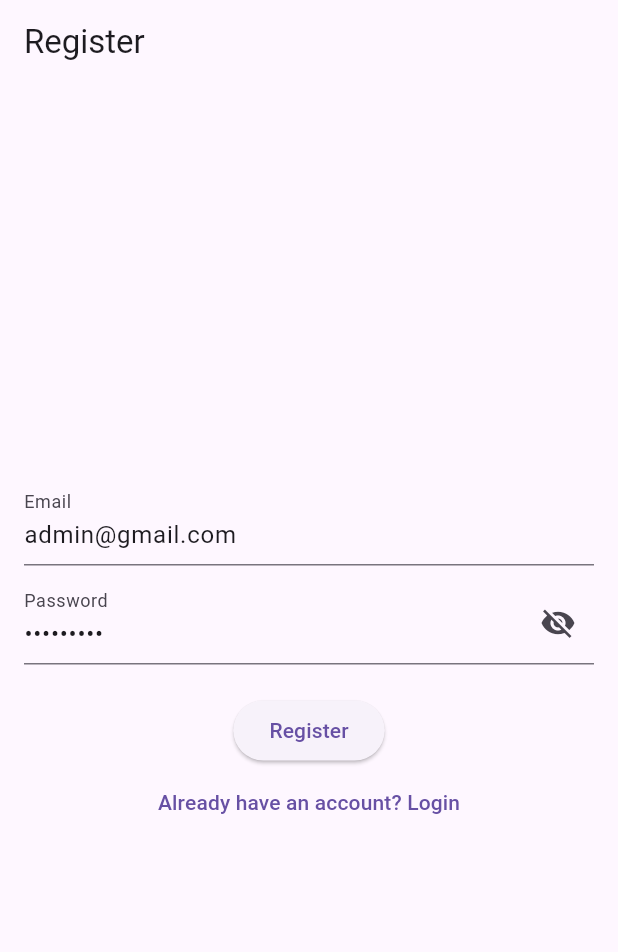
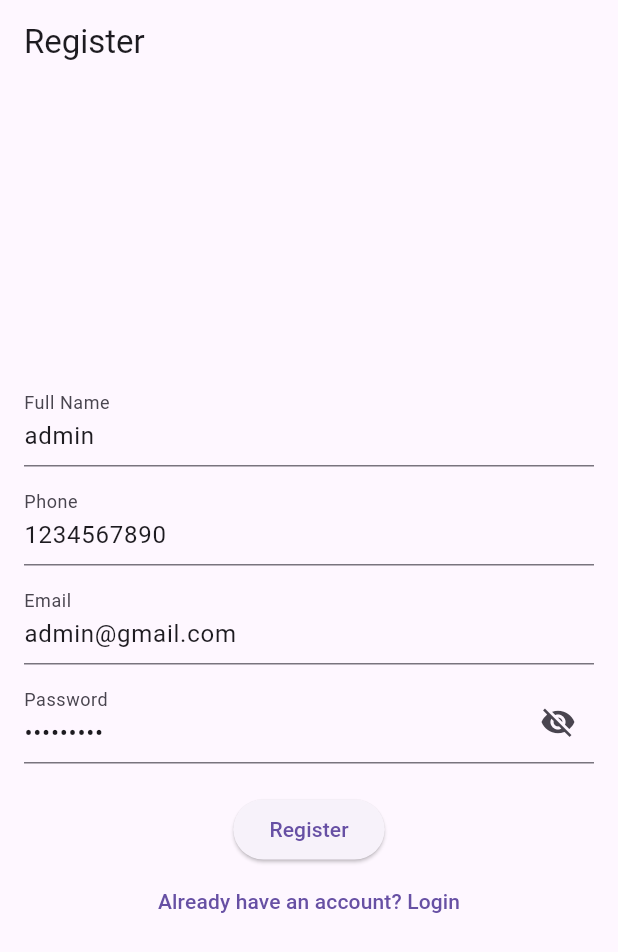
Before and after one commit to vprabhu1771/flutter_supabase_gold_scheme, a Flutter app: the RegisterScreen screen opened directly, on a phone screen of 412 x 824 dp. Shown: the top 952 px of the screen. Run offline on Flutter 3.47's test engine with Material 3 defaults, Android fonts, the phone set to English and light mode, and no system bars; our stand-ins replace flutter_dotenv, flutter_secure_storage, fluttertoast, supabase_flutter; accounts and stored records are empty.

Commit message:
name, phone Form Field added to RegisterScreen

```diff
--- a/lib/screens/auth/RegisterScreen.dart
+++ b/lib/screens/auth/RegisterScreen.dart
@@ -17,6 +17,8 @@ class RegisterScreen extends StatefulWidget {
 
 class _RegisterScreenState extends State<RegisterScreen> {
   final _formKey = GlobalKey<FormState>();
+  final TextEditingController nameController = TextEditingController();
+  final TextEditingController phoneController = TextEditingController();
   final TextEditingController emailController = TextEditingController();
   final TextEditingController passwordController = TextEditingController();
 
@@ -29,6 +31,8 @@ class _RegisterScreenState extends State<RegisterScreen> {
   @override
   void initState() {
     super.initState();
+    nameController.text = "admin";
+    phoneController.text = "1234567890";
     emailController.text = "admin@gmail.com";
     passwordController.text = "admin@123";
   }
@@ -41,6 +45,10 @@ class _RegisterScreenState extends State<RegisterScreen> {
       await supabase.auth.signUp(
         email: emailController.text,
         password: passwordController.text,
+        data: {
+          'name': nameController.text, // Add the name field
+          'phone': phoneController.text, // Add the phone field
+        },
       );
 
       Fluttertoast.showToast(msg: "Registration Successful!");
@@ -94,6 +102,22 @@ class _RegisterScreenState extends State<RegisterScreen> {
             mainAxisAlignment: MainAxisAlignment.center,
             children: [
               TextFormField(
+                controller: nameController,
+                keyboardType: TextInputType.text,
+                decoration: InputDecoration(labelText: 'Full Name'),
+                validator: (value) =>
+                value!.isEmpty ? 'Enter a valid Full Name' : null,
+              ),
+              SizedBox(height: 10),
+              TextFormField(
+                controller: phoneController,
+                keyboardType: TextInputType.phone,
+                decoration: InputDecoration(labelText: 'Phone'),
+                validator: (value) =>
+                value!.isEmpty ? 'Enter a valid Phone' : null,
+              ),
+              SizedBox(height: 10),
+              TextFormField(
                 controller: emailController,
                 keyboardType: TextInputType.emailAddress,
                 decoration: InputDecoration(labelText: 'Email'),
```
